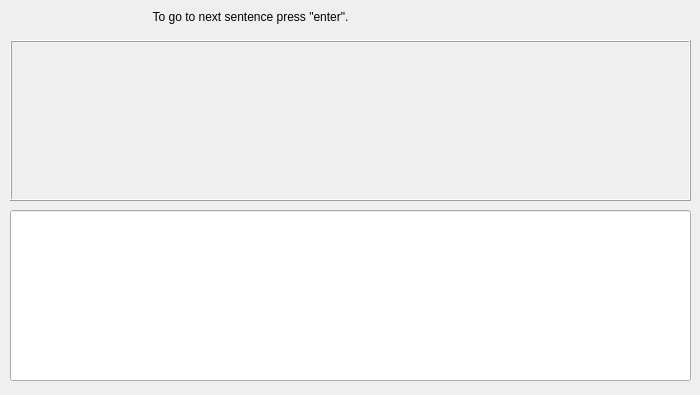
This is Assignment6/text_input_technique.ui in FelixKalley/reaction-test as Qt 5 draws it before an edit. The edited form follows.
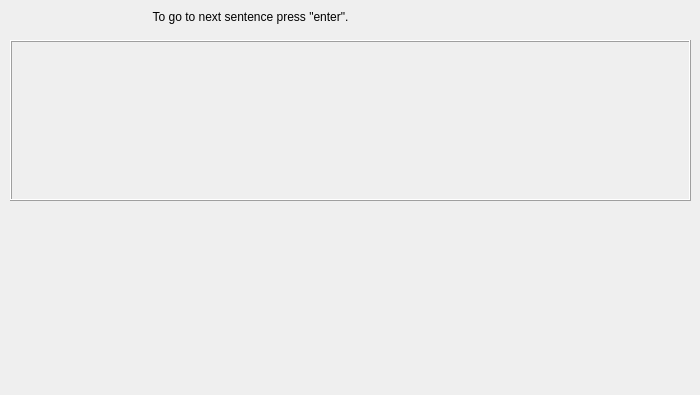
This is the edited form.

Commit message: alles gepushed!!!

Patch:
```diff
--- a/Assignment6/text_input_technique.ui
+++ b/Assignment6/text_input_technique.ui
@@ -65,33 +65,6 @@
     <set>Qt::AlignHCenter|Qt::AlignTop</set>
    </property>
   </widget>
-  <widget class="QLineEdit" name="EnterTextEdit">
-   <property name="geometry">
-    <rect>
-     <x>10</x>
-     <y>210</y>
-     <width>681</width>
-     <height>171</height>
-    </rect>
-   </property>
-   <property name="font">
-    <font>
-     <pointsize>14</pointsize>
-    </font>
-   </property>
-   <property name="mouseTracking">
-    <bool>true</bool>
-   </property>
-   <property name="contextMenuPolicy">
-    <enum>Qt::NoContextMenu</enum>
-   </property>
-   <property name="acceptDrops">
-    <bool>false</bool>
-   </property>
-   <property name="alignment">
-    <set>Qt::AlignLeading|Qt::AlignLeft|Qt::AlignTop</set>
-   </property>
-  </widget>
  </widget>
  <resources/>
  <connections/>
```
The commit also changes 2 other files.
